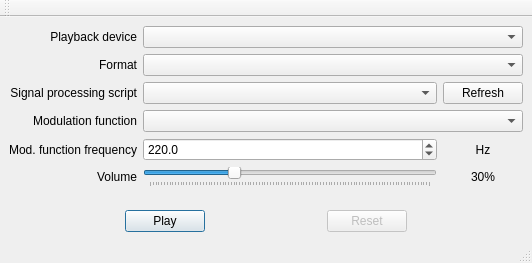
The window that src/wavegen.ui (kb1p/WaveGen) describes before a commit, drawn with Qt 5.
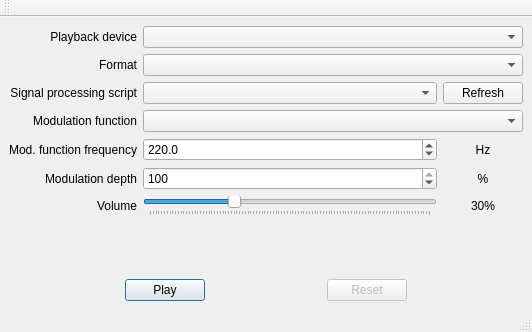
The same window after the commit.

Commit message: Added modulation depth control

What changed in the file:
```diff
--- a/src/wavegen.ui
+++ b/src/wavegen.ui
@@ -7,7 +7,7 @@
     <x>0</x>
     <y>0</y>
     <width>532</width>
-    <height>263</height>
+    <height>332</height>
    </rect>
   </property>
   <property name="sizePolicy">
@@ -27,10 +27,13 @@
     </sizepolicy>
    </property>
    <layout class="QGridLayout" name="gridLayout">
-    <item row="3" column="1" colspan="2">
-     <widget class="QComboBox" name="cbxFunction">
-      <property name="statusTip">
-       <string>Choose the function to modulate audio wave</string>
+    <item row="6" column="0">
+     <widget class="QLabel" name="label_3">
+      <property name="text">
+       <string>Volume</string>
+      </property>
+      <property name="alignment">
+       <set>Qt::AlignRight|Qt::AlignTrailing|Qt::AlignVCenter</set>
       </property>
      </widget>
     </item>
@@ -44,42 +47,6 @@
       </property>
      </widget>
     </item>
-    <item row="5" column="0">
-     <widget class="QLabel" name="label_3">
-      <property name="text">
-       <string>Volume</string>
-      </property>
-      <property name="alignment">
-       <set>Qt::AlignRight|Qt::AlignTrailing|Qt::AlignVCenter</set>
-      </property>
-     </widget>
-    </item>
-    <item row="5" column="1">
-     <widget class="QSlider" name="slVolume">
-      <property name="maximum">
-       <number>100</number>
-      </property>
-      <property name="value">
-       <number>30</number>
-      </property>
-      <property name="orientation">
-       <enum>Qt::Horizontal</enum>
-      </property>
-      <property name="tickPosition">
-       <enum>QSlider::TicksBelow</enum>
-      </property>
-     </widget>
-    </item>
-    <item row="0" column="0">
-     <widget class="QLabel" name="label">
-      <property name="text">
-       <string>Playback device</string>
-      </property>
-      <property name="alignment">
-       <set>Qt::AlignRight|Qt::AlignTrailing|Qt::AlignVCenter</set>
-      </property>
-     </widget>
-    </item>
     <item row="2" column="1">
      <widget class="QComboBox" name="cbxScript">
       <property name="statusTip">
@@ -94,28 +61,35 @@
       </property>
      </widget>
     </item>
-    <item row="2" column="2">
-     <widget class="QPushButton" name="btnRefresh">
-      <property name="statusTip">
-       <string>Reload the modulation script</string>
+    <item row="6" column="2">
+     <widget class="QLabel" name="txtVolume">
+      <property name="text">
+       <string>30%</string>
       </property>
+      <property name="alignment">
+       <set>Qt::AlignCenter</set>
+      </property>
+     </widget>
+    </item>
+    <item row="1" column="0">
+     <widget class="QLabel" name="label_7">
       <property name="text">
-       <string>Refresh</string>
+       <string>Format</string>
       </property>
+      <property name="alignment">
+       <set>Qt::AlignRight|Qt::AlignTrailing|Qt::AlignVCenter</set>
+      </property>
      </widget>
     </item>
-    <item row="7" column="0" colspan="3">
-     <spacer name="verticalSpacer">
-      <property name="orientation">
-       <enum>Qt::Vertical</enum>
+    <item row="3" column="0">
+     <widget class="QLabel" name="label_4">
+      <property name="text">
+       <string>Modulation function</string>
       </property>
-      <property name="sizeHint" stdset="0">
-       <size>
-        <width>20</width>
-        <height>40</height>
-       </size>
+      <property name="alignment">
+       <set>Qt::AlignRight|Qt::AlignTrailing|Qt::AlignVCenter</set>
       </property>
-     </spacer>
+     </widget>
     </item>
     <item row="4" column="1">
      <widget class="QDoubleSpinBox" name="txtFrequency">
@@ -142,7 +116,24 @@
       </property>
      </widget>
     </item>
-    <item row="8" column="0" colspan="3">
+    <item row="3" column="1" colspan="2">
+     <widget class="QComboBox" name="cbxFunction">
+      <property name="statusTip">
+       <string>Choose the function to modulate audio wave</string>
+      </property>
+     </widget>
+    </item>
+    <item row="2" column="2">
+     <widget class="QPushButton" name="btnRefresh">
+      <property name="statusTip">
+       <string>Reload the modulation script</string>
+      </property>
+      <property name="text">
+       <string>Refresh</string>
+      </property>
+     </widget>
+    </item>
+    <item row="9" column="0" colspan="3">
      <layout class="QHBoxLayout" name="horizontalLayout" stretch="0,0">
       <property name="sizeConstraint">
        <enum>QLayout::SetDefaultConstraint</enum>
@@ -190,36 +181,16 @@
       </item>
      </layout>
     </item>
-    <item row="5" column="2">
-     <widget class="QLabel" name="txtVolume">
+    <item row="0" column="0">
+     <widget class="QLabel" name="label">
       <property name="text">
-       <string>30%</string>
-      </property>
-      <property name="alignment">
-       <set>Qt::AlignCenter</set>
-      </property>
-     </widget>
-    </item>
-    <item row="3" column="0">
-     <widget class="QLabel" name="label_4">
-      <property name="text">
-       <string>Modulation function</string>
+       <string>Playback device</string>
       </property>
       <property name="alignment">
        <set>Qt::AlignRight|Qt::AlignTrailing|Qt::AlignVCenter</set>
       </property>
      </widget>
     </item>
-    <item row="4" column="2">
-     <widget class="QLabel" name="label_6">
-      <property name="text">
-       <string>Hz</string>
-      </property>
-      <property name="alignment">
-       <set>Qt::AlignCenter</set>
-      </property>
-     </widget>
-    </item>
     <item row="2" column="0">
      <widget class="QLabel" name="label_2">
       <property name="text">
@@ -233,10 +204,72 @@
     <item row="1" column="1" colspan="2">
      <widget class="QComboBox" name="cbxFormat"/>
     </item>
-    <item row="1" column="0">
-     <widget class="QLabel" name="label_7">
+    <item row="6" column="1">
+     <widget class="QSlider" name="slVolume">
+      <property name="maximum">
+       <number>100</number>
+      </property>
+      <property name="value">
+       <number>30</number>
+      </property>
+      <property name="orientation">
+       <enum>Qt::Horizontal</enum>
+      </property>
+      <property name="tickPosition">
+       <enum>QSlider::TicksBelow</enum>
+      </property>
+     </widget>
+    </item>
+    <item row="4" column="2">
+     <widget class="QLabel" name="label_6">
       <property name="text">
-       <string>Format</string>
+       <string>Hz</string>
+      </property>
+      <property name="alignment">
+       <set>Qt::AlignCenter</set>
+      </property>
+     </widget>
+    </item>
+    <item row="8" column="0" colspan="3">
+     <spacer name="verticalSpacer">
+      <property name="orientation">
+       <enum>Qt::Vertical</enum>
+      </property>
+      <property name="sizeHint" stdset="0">
+       <size>
+        <width>20</width>
+        <height>40</height>
+       </size>
+      </property>
+     </spacer>
+    </item>
+    <item row="5" column="1">
+     <widget class="QDoubleSpinBox" name="txtModDepth">
+      <property name="decimals">
+       <number>0</number>
+      </property>
+      <property name="maximum">
+       <double>100.000000000000000</double>
+      </property>
+      <property name="value">
+       <double>100.000000000000000</double>
+      </property>
+     </widget>
+    </item>
+    <item row="5" column="2">
+     <widget class="QLabel" name="label_8">
+      <property name="text">
+       <string>%</string>
+      </property>
+      <property name="alignment">
+       <set>Qt::AlignCenter</set>
+      </property>
+     </widget>
+    </item>
+    <item row="5" column="0">
+     <widget class="QLabel" name="label_9">
+      <property name="text">
+       <string>Modulation depth</string>
       </property>
       <property name="alignment">
        <set>Qt::AlignRight|Qt::AlignTrailing|Qt::AlignVCenter</set>
```
The commit also changes 3 other files.
